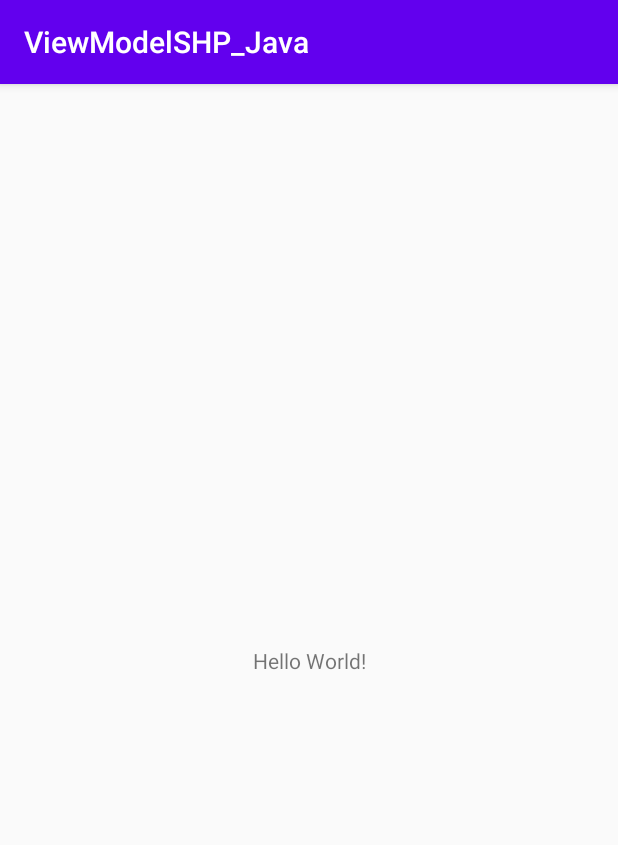
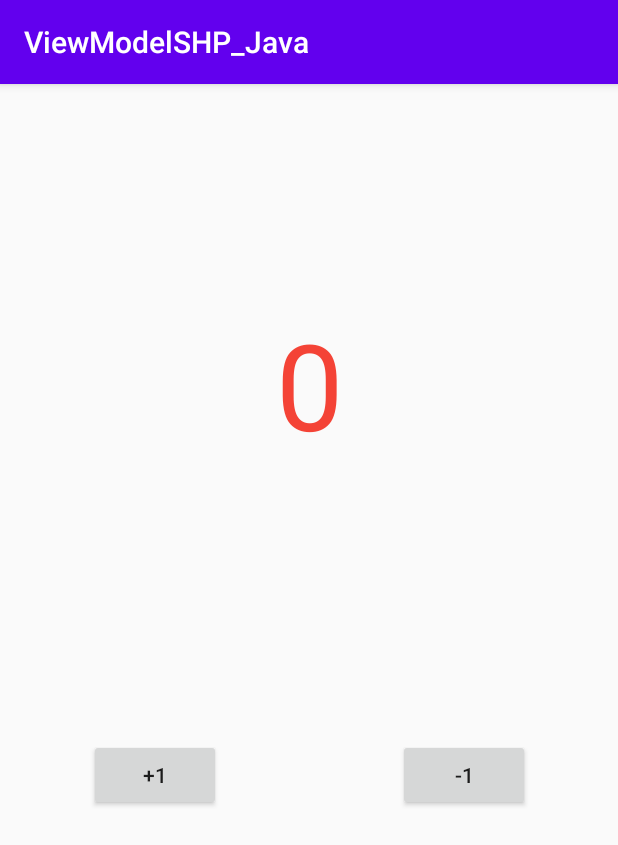
Before and after one commit to Supremesir/ViewModelSHP_Java, an Android app: the screen it shows after launch (MainActivity), on a phone screen of 412 x 824 dp. Shown: the top 845 px of the screen. Run offline under Robolectric (Android 15) with nearby library versions, the phone set to English and light mode, and no system bars; our stand-ins replace data binding.

Commit message:
update AndroidViewModel

```diff
--- a/app/build.gradle
+++ b/app/build.gradle
@@ -20,6 +20,7 @@ android {
             proguardFiles getDefaultProguardFile('proguard-android-optimize.txt'), 'proguard-rules.pro'
         }
     }
+    dataBinding.enabled true
 
 }
 
@@ -31,4 +32,5 @@ dependencies {
     testImplementation 'junit:junit:4.12'
     androidTestImplementation 'androidx.test.ext:junit:1.1.1'
     androidTestImplementation 'androidx.test.espresso:espresso-core:3.2.0'
+    implementation 'androidx.lifecycle:lifecycle-extensions:2.2.0'
 }
--- a/app/src/main/java/com/supremesir/viewmodelshp_java/MainActivity.java
+++ b/app/src/main/java/com/supremesir/viewmodelshp_java/MainActivity.java
@@ -1,14 +1,27 @@
 package com.supremesir.viewmodelshp_java;
 
 import androidx.appcompat.app.AppCompatActivity;
+import androidx.databinding.DataBindingUtil;
+import androidx.lifecycle.SavedStateViewModelFactory;
+import androidx.lifecycle.ViewModelProvider;
 
 import android.os.Bundle;
 
+import com.supremesir.viewmodelshp_java.databinding.ActivityMainBinding;
+
 public class MainActivity extends AppCompatActivity {
+
+    MyViewModel myViewModel;
+    ActivityMainBinding binding;
 
     @Override
     protected void onCreate(Bundle savedInstanceState) {
         super.onCreate(savedInstanceState);
-        setContentView(R.layout.activity_main);
+//        setContentView(R.layout.activity_main);
+        binding = DataBindingUtil.setContentView(this, R.layout.activity_main);
+        myViewModel = new ViewModelProvider(this, new SavedStateViewModelFactory(getApplication(), this))
+                        .get(MyViewModel.class);
+        binding.setData(myViewModel);
+        binding.setLifecycleOwner(this);
     }
 }
--- /dev/null
+++ b/app/src/main/java/com/supremesir/viewmodelshp_java/MyViewModel.java
@@ -0,0 +1,55 @@
+package com.supremesir.viewmodelshp_java;
+
+import android.app.Application;
+import android.content.Context;
+import android.content.SharedPreferences;
+
+import androidx.annotation.NonNull;
+import androidx.lifecycle.AndroidViewModel;
+import androidx.lifecycle.MutableLiveData;
+import androidx.lifecycle.SavedStateHandle;
+
+
+/**
+ * @author HaoFan Fang
+ * @date 2020/3/10 09:44
+ */
+
+public class MyViewModel extends AndroidViewModel {
+
+    private SavedStateHandle handle;
+    private String key = getApplication().getResources().getString(R.string.data_key);
+    private String shpName = getApplication().getResources().getString(R.string.shp_name);
+
+    public MyViewModel(@NonNull Application application, SavedStateHandle handle) {
+        super(application);
+        this.handle = handle;
+        if (!handle.contains(key)) {
+            load();
+        }
+    }
+
+    public MutableLiveData<Integer> getNumber() {
+        return handle.getLiveData(key);
+    }
+
+    private void load() {
+        SharedPreferences shp = getApplication().getSharedPreferences(shpName, Context.MODE_PRIVATE);
+        int x = shp.getInt(key, 0);
+        handle.set(key, x);
+    }
+
+    private void save() {
+        SharedPreferences shp = getApplication().getSharedPreferences(shpName, Context.MODE_PRIVATE);
+        SharedPreferences.Editor editor = shp.edit();
+        editor.putInt(key, getNumber().getValue());
+        editor.apply();
+    }
+
+    public void add(int x) {
+        handle.set(key, getNumber().getValue() + x);
+    }
+
+
+
+}
--- a/app/src/main/res/layout/activity_main.xml
+++ b/app/src/main/res/layout/activity_main.xml
@@ -1,18 +1,73 @@
 <?xml version="1.0" encoding="utf-8"?>
-<androidx.constraintlayout.widget.ConstraintLayout xmlns:android="http://schemas.android.com/apk/res/android"
+<layout xmlns:android="http://schemas.android.com/apk/res/android"
     xmlns:app="http://schemas.android.com/apk/res-auto"
-    xmlns:tools="http://schemas.android.com/tools"
+    xmlns:tools="http://schemas.android.com/tools">
+
+    <data>
+        <variable
+            name="data"
+            type="com.supremesir.viewmodelshp_java.MyViewModel" />
+    </data>
+
+    <androidx.constraintlayout.widget.ConstraintLayout
         android:layout_width="match_parent"
         android:layout_height="match_parent"
         tools:context=".MainActivity">
 
         <TextView
+            android:id="@+id/display"
             android:layout_width="wrap_content"
             android:layout_height="wrap_content"
-        android:text="Hello World!"
-        app:layout_constraintBottom_toBottomOf="parent"
-        app:layout_constraintLeft_toLeftOf="parent"
-        app:layout_constraintRight_toRightOf="parent"
-        app:layout_constraintTop_toTopOf="parent" />
+            android:text="@{String.valueOf(data.getNumber())}"
+            android:textColor="#F44336"
+            android:textSize="80sp"
+            app:layout_constraintBottom_toTopOf="@+id/guideline2"
+            app:layout_constraintEnd_toEndOf="parent"
+            app:layout_constraintStart_toStartOf="parent"
+            app:layout_constraintTop_toTopOf="@+id/guideline2" />
+
+        <Button
+            android:id="@+id/button_add"
+            android:layout_width="wrap_content"
+            android:layout_height="wrap_content"
+            android:text="@string/button_add"
+            android:onClick="@{() -> data.add(1)}"
+            app:layout_constraintBottom_toTopOf="@+id/guideline3"
+            app:layout_constraintEnd_toStartOf="@+id/guideline"
+            app:layout_constraintStart_toStartOf="parent"
+            app:layout_constraintTop_toTopOf="@+id/guideline3" />
+
+        <Button
+            android:id="@+id/button_sub"
+            android:layout_width="wrap_content"
+            android:layout_height="wrap_content"
+            android:text="@string/button_sub"
+            android:onClick="@{() -> data.add(-1)}"
+            app:layout_constraintBottom_toTopOf="@+id/guideline3"
+            app:layout_constraintEnd_toEndOf="parent"
+            app:layout_constraintStart_toStartOf="@+id/guideline"
+            app:layout_constraintTop_toTopOf="@+id/guideline3" />
+
+        <androidx.constraintlayout.widget.Guideline
+            android:id="@+id/guideline"
+            android:layout_width="wrap_content"
+            android:layout_height="wrap_content"
+            android:orientation="vertical"
+            app:layout_constraintGuide_percent="0.5" />
+
+        <androidx.constraintlayout.widget.Guideline
+            android:id="@+id/guideline2"
+            android:layout_width="wrap_content"
+            android:layout_height="wrap_content"
+            android:orientation="horizontal"
+            app:layout_constraintGuide_percent="0.26" />
+
+        <androidx.constraintlayout.widget.Guideline
+            android:id="@+id/guideline3"
+            android:layout_width="wrap_content"
+            android:layout_height="wrap_content"
+            android:orientation="horizontal"
+            app:layout_constraintGuide_percent="0.6" />
 
     </androidx.constraintlayout.widget.ConstraintLayout>
+</layout>
--- a/app/src/main/res/values/strings.xml
+++ b/app/src/main/res/values/strings.xml
@@ -1,3 +1,8 @@
 <resources>
     <string name="app_name">ViewModelSHP_Java</string>
+    <string name="display">0</string>
+    <string name="button_add">+1</string>
+    <string name="button_sub">-1</string>
+    <string name="data_key">DATA_KEY</string>
+    <string name="shp_name">SHP_NAME</string>
 </resources>
```
Lines whose indentation alone changed are shown as unchanged.
